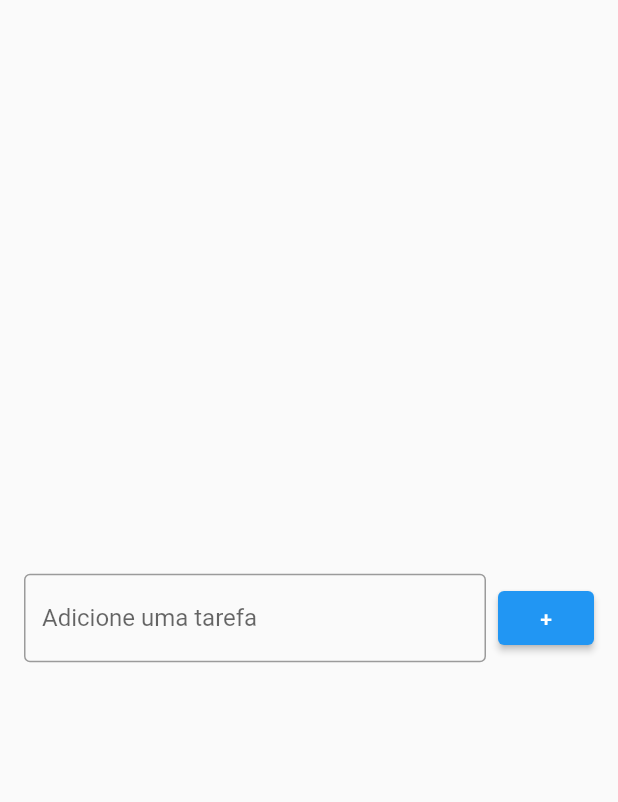
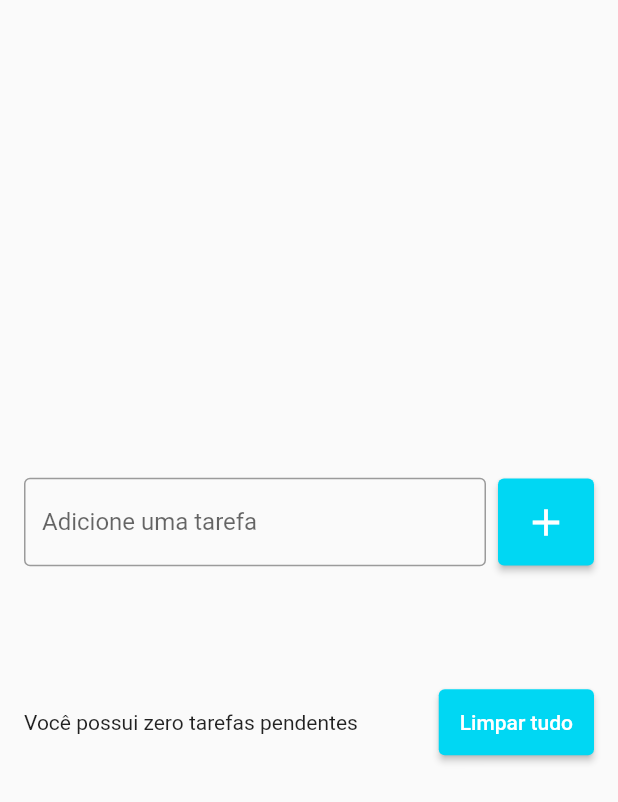
Before and after one commit to AdsonBruno/todo-list, a Flutter app: the screen it shows after launch, on a phone screen of 412 x 824 dp. Shown: the top 802 px of the screen. Run offline on Flutter 3.47's test engine with Material 2 defaults, Android fonts, the phone set to English and light mode, and no system bars.

Commit message:
finalizando botoes add e limpar tudo

```diff
--- a/lib/pages/todo_list_page.dart
+++ b/lib/pages/todo_list_page.dart
@@ -11,7 +11,10 @@ class TodoListPage extends StatelessWidget {
       body: Center(
         child: Padding(
           padding: const EdgeInsets.symmetric(horizontal: 16),
-          child: Row(
+          child: Column(
+            mainAxisSize: MainAxisSize.min,
+            children: [
+              Row(
                 children: [
                   const Expanded(
                     child: TextField(
@@ -24,8 +27,38 @@ class TodoListPage extends StatelessWidget {
                   ),
                   const SizedBox(width: 8),
                   ElevatedButton(
+                    style: ElevatedButton.styleFrom(
+                      primary: const Color(0xFF00D7F3),
+                      padding: const EdgeInsets.all(14),
+                    ),
                     onPressed: () {},
-                child: const Text('+'),
+                    child: const Icon(
+                      Icons.add,
+                      size: 30,
+                    ),
+                  ),
+                ],
+              ),
+              SizedBox(
+                height: 80,
+              ),
+              Row(
+                children: [
+                  const Expanded(
+                    child: Text(
+                      'Você possui zero tarefas pendentes',
+                    ),
+                  ),
+                  const SizedBox(width: 8),
+                  ElevatedButton(
+                    onPressed: () {},
+                    style: ElevatedButton.styleFrom(
+                      primary: const Color(0xFF00D7F3),
+                      padding: const EdgeInsets.all(14),
+                    ),
+                    child: const Text('Limpar tudo'),
+                  ),
+                ],
               ),
             ],
           ),
```
Lines whose indentation alone changed are shown as unchanged.
